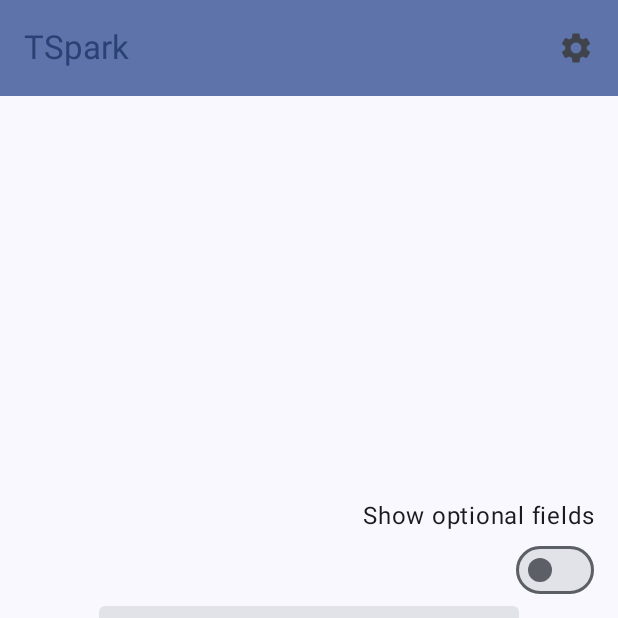
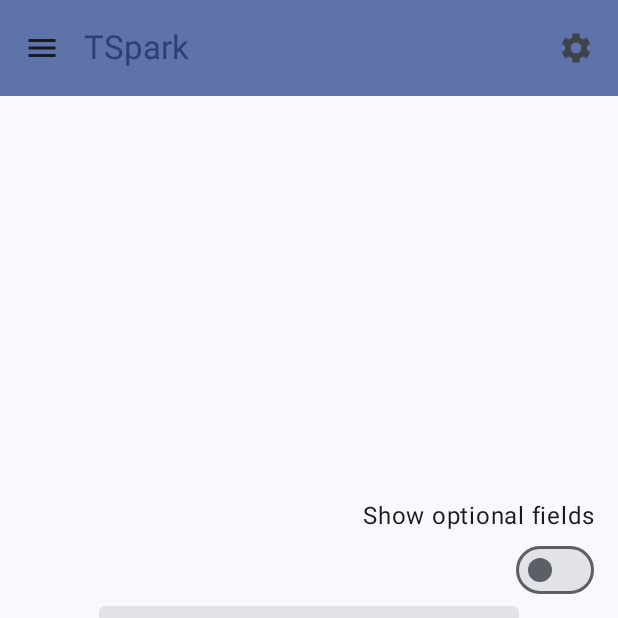
Before and after one commit to Iliyan-Y/TsparkV2, an Android app built with Jetpack Compose: the screen it shows after launch (MainActivity), on a phone screen of 412 x 824 dp, the top half of it. Run offline under Robolectric (Android 15) with nearby library versions, the phone set to English and light mode, and no system bars; our stand-ins replace Room's generated code.

Commit message:
Wip hamburger menu

```diff
--- a/app/src/main/java/com/example/tspark/TSparkApp.kt
+++ b/app/src/main/java/com/example/tspark/TSparkApp.kt
@@ -12,8 +12,11 @@ import androidx.compose.foundation.layout.padding
 import androidx.compose.foundation.layout.wrapContentSize
 import androidx.compose.foundation.rememberScrollState
 import androidx.compose.foundation.verticalScroll
+import androidx.compose.material3.DrawerValue
 import androidx.compose.material3.Scaffold
+import androidx.compose.material3.rememberDrawerState
 import androidx.compose.runtime.Composable
+import androidx.compose.runtime.rememberCoroutineScope
 import androidx.compose.ui.Alignment
 import androidx.compose.ui.Modifier
 import androidx.compose.ui.input.pointer.pointerInput
@@ -25,6 +28,7 @@ import androidx.navigation.compose.currentBackStackEntryAsState
 import androidx.navigation.compose.rememberNavController
 import com.example.tspark.ui.ChargeCalculator.ChargeCalculatorScreen
 import com.example.tspark.ui.Settings.SettingsScreen
+import com.example.tspark.ui.components.HamburgerMenu
 import com.example.tspark.ui.components.TopNavBar
 
 
@@ -44,11 +48,23 @@ fun TSparkApp(
     val currentScreen = AppScreen.valueOf(
         backStackEntry?.destination?.route ?: AppScreen.Start.name
     )
+    val drawerState = rememberDrawerState(initialValue = DrawerValue.Closed)
+    //Todo pass the scope to the hamburger menu to handle open/close
+    //    onClick = {
+    //        scope.launch {
+    //            drawerState.close()
+    //        }
+    //    }
+    val scope = rememberCoroutineScope()
+
+    HamburgerMenu(
+        drawerState = drawerState,
+        {
             Scaffold(
                 topBar = {
                     TopNavBar(
                         currentScreen = currentScreen,
-                canNavigateBack = navController.previousBackStackEntry != null,
+                        canNavigateBack = navController.previousBackStackEntry != null && currentScreen == AppScreen.Settings,
                         navController
                     )
                 },
@@ -126,4 +142,5 @@ fun TSparkApp(
                     }
                 }
             }
+        })
 }
--- /dev/null
+++ b/app/src/main/java/com/example/tspark/ui/components/HamburgerMenu.kt
@@ -0,0 +1,91 @@
+package com.example.tspark.ui.components
+
+import androidx.compose.foundation.layout.Column
+import androidx.compose.foundation.layout.Spacer
+import androidx.compose.foundation.layout.height
+import androidx.compose.foundation.layout.padding
+import androidx.compose.foundation.rememberScrollState
+import androidx.compose.foundation.verticalScroll
+import androidx.compose.material.icons.Icons
+import androidx.compose.material.icons.outlined.Info
+import androidx.compose.material.icons.outlined.Settings
+import androidx.compose.material3.DrawerState
+import androidx.compose.material3.HorizontalDivider
+import androidx.compose.material3.Icon
+import androidx.compose.material3.MaterialTheme
+import androidx.compose.material3.ModalDrawerSheet
+import androidx.compose.material3.ModalNavigationDrawer
+import androidx.compose.material3.NavigationDrawerItem
+import androidx.compose.material3.Text
+import androidx.compose.runtime.Composable
+import androidx.compose.ui.Modifier
+import androidx.compose.ui.unit.dp
+
+@Composable
+fun HamburgerMenu(
+    drawerState: DrawerState,
+    content: @Composable () -> Unit,
+) {
+
+
+    ModalNavigationDrawer(
+        drawerContent = {
+            ModalDrawerSheet {
+                Column(
+                    modifier = Modifier
+                        .padding(horizontal = 16.dp)
+                        .verticalScroll(rememberScrollState())
+                ) {
+                    Spacer(Modifier.height(12.dp))
+                    Text(
+                        "Drawer Title",
+                        modifier = Modifier.padding(16.dp),
+                        style = MaterialTheme.typography.titleLarge
+                    )
+                    HorizontalDivider()
+
+                    Text(
+                        "Section 1",
+                        modifier = Modifier.padding(16.dp),
+                        style = MaterialTheme.typography.titleMedium
+                    )
+                    NavigationDrawerItem(
+                        label = { Text("Item 1") },
+                        selected = false,
+                        onClick = { /* Handle click */ }
+                    )
+                    NavigationDrawerItem(
+                        label = { Text("Item 2") },
+                        selected = false,
+                        onClick = { /* Handle click */ }
+                    )
+
+                    HorizontalDivider(modifier = Modifier.padding(vertical = 8.dp))
+
+                    Text(
+                        "Section 2",
+                        modifier = Modifier.padding(16.dp),
+                        style = MaterialTheme.typography.titleMedium
+                    )
+                    NavigationDrawerItem(
+                        label = { Text("Settings") },
+                        selected = false,
+                        icon = { Icon(Icons.Outlined.Settings, contentDescription = null) },
+                        badge = { Text("20") }, // Placeholder
+                        onClick = { /* Handle click */ }
+                    )
+                    NavigationDrawerItem(
+                        label = { Text("Help and feedback") },
+                        selected = false,
+                        icon = { Icon(Icons.Outlined.Info, contentDescription = null) },
+                        onClick = { /* Handle click */ },
+                    )
+                    Spacer(Modifier.height(12.dp))
+                }
+            }
+        },
+        drawerState = drawerState
+    ) {
+        content()
+    }
+}
--- a/app/src/main/java/com/example/tspark/ui/components/TopNavBar.kt
+++ b/app/src/main/java/com/example/tspark/ui/components/TopNavBar.kt
@@ -2,6 +2,7 @@ package com.example.tspark.ui.components
 
 import androidx.compose.material.icons.Icons
 import androidx.compose.material.icons.automirrored.filled.ArrowBack
+import androidx.compose.material.icons.filled.Menu
 import androidx.compose.material.icons.filled.Settings
 import androidx.compose.material3.ExperimentalMaterial3Api
 import androidx.compose.material3.Icon
@@ -40,6 +41,13 @@ fun TopNavBar(
                         contentDescription = stringResource(R.string.back_button)
                     )
                 }
+            } else {
+                IconButton(onClick = {}) {
+                    Icon(
+                        imageVector = Icons.Filled.Menu,
+                        contentDescription = "Menu"
+                    )
+                }
             }
         },
         actions = {
```
Lines whose indentation alone changed are shown as unchanged.
